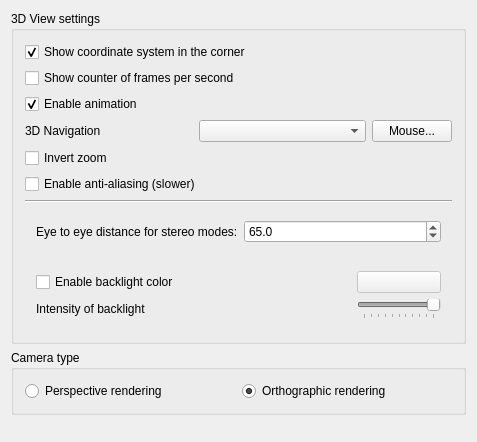
The window that src/Gui/DlgSettings3DView.ui (berndhahnebach/All_FreeCAD) describes before a commit, drawn with Qt 5.
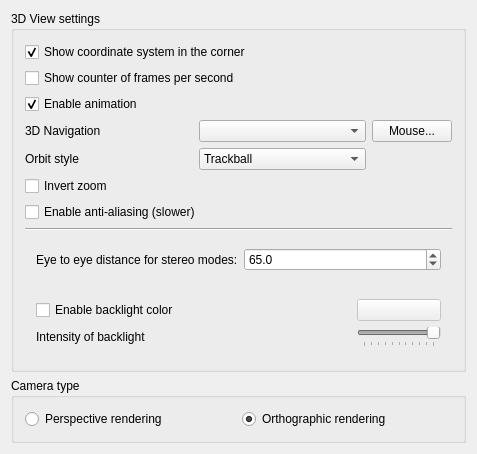
The same window after the commit. Custom widgets are drawn as their Qt base class.

What changed in the file:
```diff
--- a/src/Gui/DlgSettings3DView.ui
+++ b/src/Gui/DlgSettings3DView.ui
@@ -25,7 +25,7 @@
      <property name="title">
       <string>3D View settings</string>
      </property>
-     <layout class="QGridLayout" name="gridViewLayout">
+     <layout class="QGridLayout" name="gridLayout_2">
       <item row="0" column="0">
        <widget class="Gui::PrefCheckBox" name="CheckBox_CornerCoordSystem">
         <property name="text">
@@ -75,22 +75,22 @@
        </widget>
       </item>
       <item row="3" column="0">
-       <layout class="QHBoxLayout" name="horizontalLayout">
-        <item>
+       <layout class="QGridLayout" name="gridLayout2">
+        <item row="0" column="0">
          <widget class="QLabel" name="navigationLabel">
           <property name="text">
            <string>3D Navigation</string>
           </property>
          </widget>
         </item>
-        <item>
+        <item row="0" column="1">
          <widget class="QComboBox" name="comboNavigationStyle">
           <property name="currentIndex">
            <number>-1</number>
           </property>
          </widget>
         </item>
-        <item>
+        <item row="0" column="2">
          <widget class="QPushButton" name="mouseButton">
           <property name="sizePolicy">
            <sizepolicy hsizetype="Maximum" vsizetype="Fixed">
@@ -103,6 +103,30 @@
           </property>
          </widget>
         </item>
+        <item row="1" column="0">
+         <widget class="QLabel" name="orbitLabel">
+          <property name="text">
+           <string>Orbit style</string>
+          </property>
+         </widget>
+        </item>
+        <item row="1" column="1">
+         <widget class="QComboBox" name="comboOrbitStyle">
+          <property name="currentIndex">
+           <number>1</number>
+          </property>
+          <item>
+           <property name="text">
+            <string>Turntable</string>
+           </property>
+          </item>
+          <item>
+           <property name="text">
+            <string>Trackball</string>
+           </property>
+          </item>
+         </widget>
+        </item>
        </layout>
       </item>
       <item row="4" column="0">
```
Left out of the diff: 3 changed lines with no effect on the pictures.
